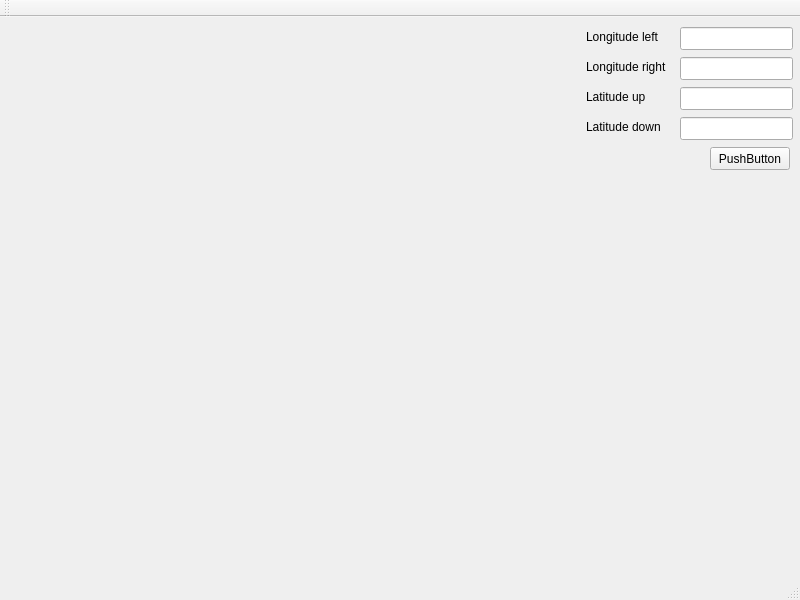
Above: map_drawer.ui from pali08/osm_api_playground before the change. Below: the same form after it.
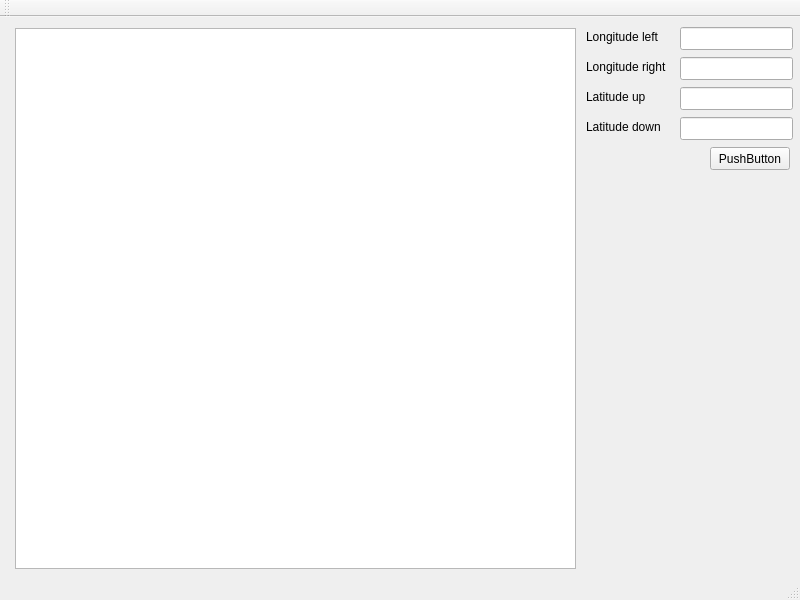
That is the form after the change.

Commit message: playing around with qt - draw image to canvas

The edit to the form file:
```diff
--- a/map_drawer.ui
+++ b/map_drawer.ui
@@ -125,6 +125,16 @@
      <string>PushButton</string>
     </property>
    </widget>
+   <widget class="QGraphicsView" name="graphicsViewMapCanvas">
+    <property name="geometry">
+     <rect>
+      <x>15</x>
+      <y>11</y>
+      <width>561</width>
+      <height>541</height>
+     </rect>
+    </property>
+   </widget>
   </widget>
   <widget class="QMenuBar" name="menubar">
    <property name="geometry">
```
The commit also changes 4 other files.
